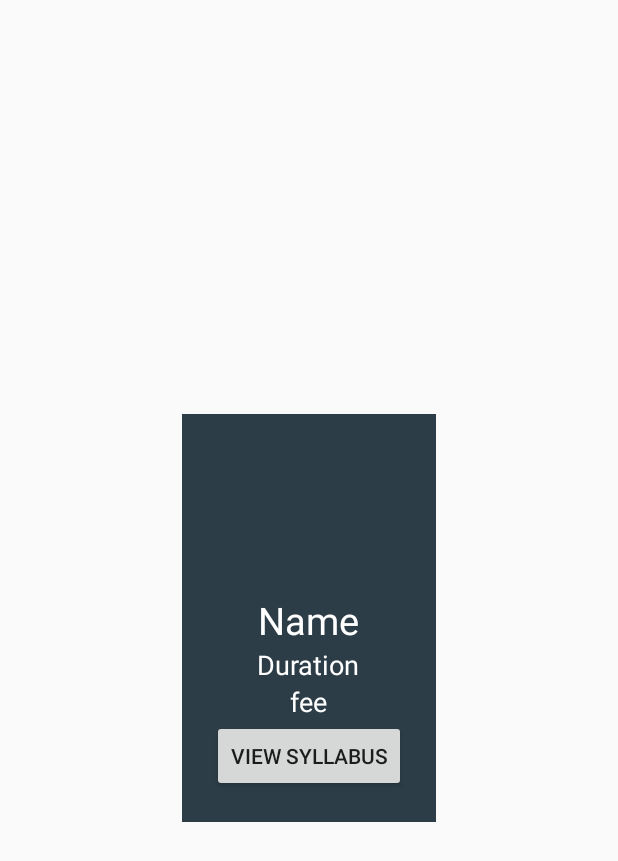
After one commit to rk472/Sysoft, an Android app: the layout course_row.xml on its own in the app's theme, with its tools: preview values and no code run, on a phone screen of 412 x 824 dp. The commit adds this screen. Shown: the top 861 px of the screen. Run offline under Robolectric (Android 15) with nearby library versions, the phone set to English and light mode, and no system bars.

Commit message:
Course and Gallery Completed

```diff
--- /dev/null
+++ b/app/src/main/res/layout/course_row.xml
@@ -0,0 +1,47 @@
+<?xml version="1.0" encoding="utf-8"?>
+<LinearLayout xmlns:android="http://schemas.android.com/apk/res/android"
+    android:orientation="vertical" android:layout_width="match_parent"
+    android:layout_height="match_parent"
+    android:gravity="center">
+    <LinearLayout
+        android:layout_width="wrap_content"
+        android:layout_height="wrap_content"
+        android:padding="20dp"
+        android:gravity="center"
+        android:orientation="vertical"
+        android:background="@color/colorPrimary">
+        <de.hdodenhof.circleimageview.CircleImageView
+            android:layout_width="100dp"
+            android:layout_height="100dp"
+            android:id="@+id/course_row_dp"/>
+        <TextView
+            android:layout_width="wrap_content"
+            android:layout_height="wrap_content"
+            android:id="@+id/course_row_name"
+            android:text="Name"
+            android:textSize="25dp"
+            android:textColor="#ffffff"/>
+        <TextView
+            android:layout_width="wrap_content"
+            android:layout_height="wrap_content"
+            android:id="@+id/course_row_duration"
+            android:text="Duration"
+            android:textSize="18dp"
+            android:textColor="#ffffff"/>
+        <TextView
+            android:layout_width="wrap_content"
+            android:layout_height="wrap_content"
+            android:id="@+id/course_row_fee"
+            android:text="fee"
+            android:textSize="18dp"
+            android:textColor="#ffffff"/>
+        <Button
+            android:layout_width="wrap_content"
+            android:layout_height="wrap_content"
+            android:id="@+id/course_row_syllabus"
+            android:text="View Syllabus"/>
+
+
+    </LinearLayout>
+
+</LinearLayout>
--- a/app/src/main/res/layout/fragment_gallery.xml
+++ b/app/src/main/res/layout/fragment_gallery.xml
@@ -5,10 +5,9 @@
     android:layout_height="match_parent"
     tools:context=".Fragments.GalleryFragment">
 
-    <!-- TODO: Update blank fragment layout -->
-    <TextView
+    <android.support.v7.widget.RecyclerView
         android:layout_width="match_parent"
         android:layout_height="match_parent"
-        android:text="Gallery Frag" />
+        android:id="@+id/gallery_list"></android.support.v7.widget.RecyclerView>
 
 </FrameLayout>
```
Also changed, not shown: app/src/main/java/com/studio/smarters/sysoft/Fragments/CoursesFragment.java (+56 -0 lines), app/src/main/java/com/studio/smarters/sysoft/Fragments/GalleryFragment.java (+39 -2 lines), app/src/main/java/com/studio/smarters/sysoft/POJO/Course.java (+6 -6 lines), app/src/main/java/com/studio/smarters/sysoft/POJO/Gallery.java (added, +22 -0 lines), app/src/main/res/layout/gallery_row.xml (added, +11 -0 lines).
